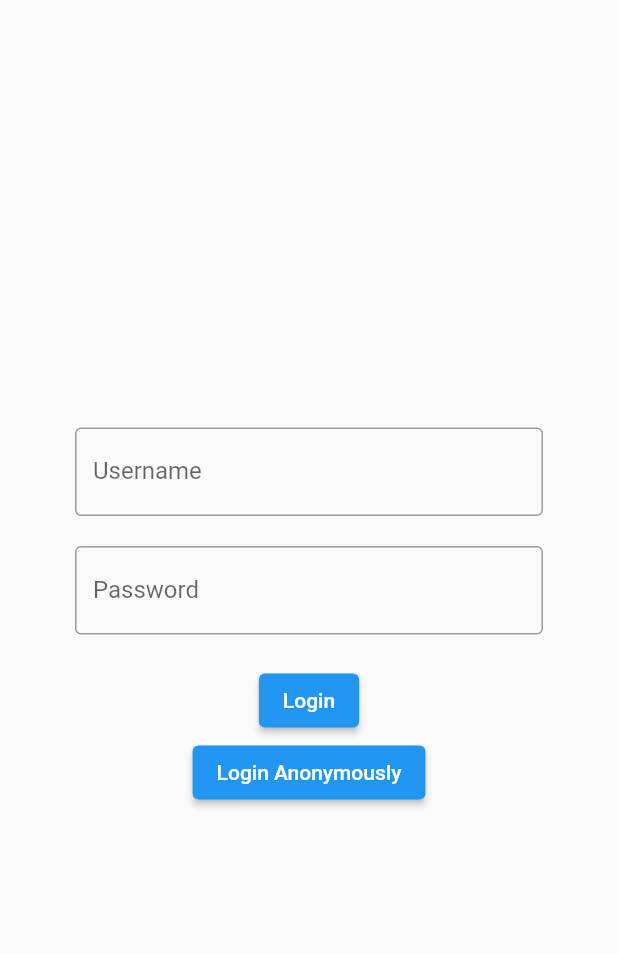
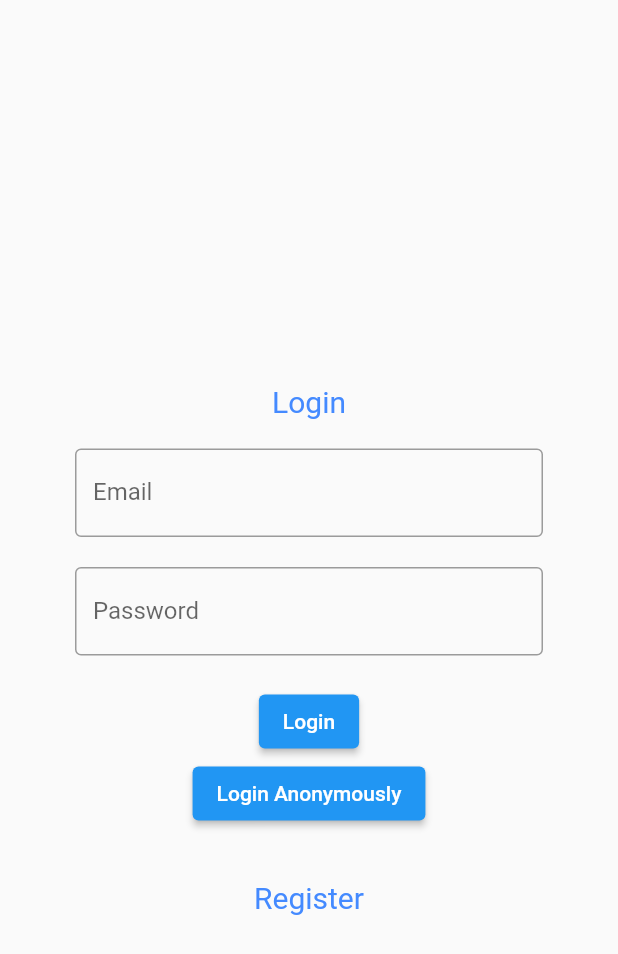
Before and after one commit to Aamer-Ali/my_todo, a Flutter app: the screen it shows after launch, on a phone screen of 412 x 824 dp. Shown: the top 954 px of the screen. Run offline on Flutter 3.47's test engine with Material 2 defaults, Android fonts, the phone set to English and light mode, and no system bars; our stand-ins replace firebase_auth, firebase_core, get; accounts and stored records are empty.

Commit message:
Register with email and password completed.

```diff
--- a/lib/app/modules/authentication/controllers/authentication_controller.dart
+++ b/lib/app/modules/authentication/controllers/authentication_controller.dart
@@ -11,6 +11,7 @@ class AuthenticationController extends GetxController {
   var isPasswordValid = true.obs;
   final AuthenticationServices services = AuthenticationServices();
   var isLoginSuccess = false.obs;
+  var switchView = true.obs;
 
   @override
   void onInit() {
@@ -47,7 +48,16 @@ class AuthenticationController extends GetxController {
   }
 
   Future<UserModel> signInAnon() {
-   return services.signInAnon();
+    return services.signInAnon();
+  }
+
+  Future<UserModel> signInWithEmailPassword() {
+    return null;
+  }
+
+  Future<UserModel> registerWithEmailPassword() {
+    return services.registerWithEmailAndPassword(
+        email: username.value, password: password.value);
   }
 
   Future signOut() async {
--- a/lib/app/modules/authentication/views/authentication_view.dart
+++ b/lib/app/modules/authentication/views/authentication_view.dart
@@ -3,79 +3,49 @@ import 'package:flutter/material.dart';
 import 'package:get/get.dart';
 import 'package:my_todo/app/constants.dart';
 import 'package:my_todo/app/modules/authentication/models/user_model.dart';
+import 'package:my_todo/app/modules/authentication/views/login_view.dart';
+import 'package:my_todo/app/modules/authentication/views/register_view.dart';
 import 'package:my_todo/app/routes/app_pages.dart';
 
 import '../controllers/authentication_controller.dart';
 
 class AuthenticationView extends GetView<AuthenticationController> {
-  var _validate = true;
-
   @override
   Widget build(BuildContext context) {
     return Scaffold(
-      body: Container(
-        padding: EdgeInsets.all(50),
-        height: Constants.getHeight(context),
-        width: Constants.getWidth(context),
+      resizeToAvoidBottomInset: true,
+      body: Center(
+        child: Container(
+          height: Constants.getHeight(context) * 0.5,
           child: Column(
-          crossAxisAlignment: CrossAxisAlignment.center,
-          mainAxisAlignment: MainAxisAlignment.center,
             children: [
-            Obx(() {
-              return TextField(
-                onChanged: (val) {
-                  controller.username.value = val;
+              Expanded(
+                child: Obx(
+                  () {
+                    if (controller.switchView.value) {
+                      return LoginView();
+                    } else {
+                      return RegisterView();
+                    }
                   },
-                decoration: InputDecoration(
-                    border: OutlineInputBorder(),
-                    labelText: "Username",
-                    errorText: controller.isUsernameValid.value
-                        ? null
-                        : "Please Enter Username"),
+                ),
+              ),
+              InkWell(
+                child: Padding(
+                  padding: const EdgeInsets.all(8.0),
+                  child: Obx((){
+                    return Text(
+                      controller.switchView.value ? "Register" : "Login",
+                      style: TextStyle(color: Colors.blueAccent, fontSize: 20),
                     );
                   }),
-            SizedBox(
-              height: 20,
                 ),
-            Obx(() {
-              return TextField(
-                onChanged: (val) {
-                  controller.password.value = val;
+                onTap: () {
+                  controller.switchView.value = !controller.switchView.value;
                 },
-                obscureText: true,
-                decoration: InputDecoration(
-                    border: OutlineInputBorder(),
-                    labelText: "Password",
-                    errorText: controller.isPasswordValid.value
-                        ? null
-                        : "Please Enter Password"),
-              );
-            }),
-            SizedBox(
-              height: 20,
-            ),
-            ElevatedButton(
-              onPressed: () {
-                controller.formValidation();
-                if (controller.isUsernameValid.value &&
-                    controller.isPasswordValid.value) {
-                  print('Validation complete... ');
-                  print('Verification gets started ... ');
-                }
-              },
-              child: Text("Login"),
-            ),
-            ElevatedButton(
-              onPressed: () {
-                controller.signInAnon().then((value) {
-                  if (value.uid != null) {
-                    Get.toNamed(Routes.HOME);
-                  }
-                });
-              },
-              child: Text("Login Anonymously"),
               ),
             ],
+          ),
         ),
       ),
     );
--- /dev/null
+++ b/lib/app/modules/authentication/views/login_view.dart
@@ -0,0 +1,88 @@
+import 'package:flutter/material.dart';
+
+import 'package:get/get.dart';
+import 'package:my_todo/app/modules/authentication/controllers/authentication_controller.dart';
+import 'package:my_todo/app/routes/app_pages.dart';
+
+import '../../../constants.dart';
+
+class LoginView extends GetView<AuthenticationController> {
+  @override
+  Widget build(BuildContext context) {
+    return Scaffold(
+        body: Container(
+          padding: EdgeInsets.all(50),
+          height: Constants.getHeight(context),
+          width: Constants.getWidth(context),
+          child: Column(
+            crossAxisAlignment: CrossAxisAlignment.center,
+            mainAxisAlignment: MainAxisAlignment.center,
+            children: [
+              Text(
+                "Login",
+                style: TextStyle(color: Colors.blueAccent, fontSize: 20),
+              ),
+              SizedBox(
+                height: 20,
+              ),
+              Obx(() {
+                return TextField(
+                  onChanged: (val) {
+                    controller.username.value = val;
+                  },
+                  decoration: InputDecoration(
+                      border: OutlineInputBorder(),
+                      labelText: "Email",
+                      errorText: controller.isUsernameValid.value
+                          ? null
+                          : "Please Enter Username"),
+                );
+              }),
+              SizedBox(
+                height: 20,
+              ),
+              Obx(() {
+                return TextField(
+                  onChanged: (val) {
+                    controller.password.value = val;
+                  },
+                  obscureText: true,
+                  decoration: InputDecoration(
+                      border: OutlineInputBorder(),
+                      labelText: "Password",
+                      errorText: controller.isPasswordValid.value
+                          ? null
+                          : "Please Enter Password"),
+                );
+              }),
+              SizedBox(
+                height: 20,
+              ),
+              ElevatedButton(
+                onPressed: () {
+                  controller.formValidation();
+                  if (controller.isUsernameValid.value &&
+                      controller.isPasswordValid.value) {
+                    controller.signInWithEmailPassword();
+                    print('Validation complete... ');
+                    print('Verification gets started ... ');
+                  }
+                },
+                child: Text("Login"),
+              ),
+              ElevatedButton(
+                onPressed: () {
+                  controller.signInAnon().then((value) {
+                    if (value.uid != null) {
+                      Get.toNamed(Routes.HOME);
+                    }
+                  });
+                },
+                child: Text("Login Anonymously"),
+              ),
+            ],
+          ),
+        ),
+    );
+  }
+}
--- a/lib/main.dart
+++ b/lib/main.dart
@@ -24,6 +24,7 @@ void main() async {
 
   runApp(
     GetMaterialApp(
+      debugShowCheckedModeBanner: false,
       title: "Application",
       // initialRoute: AppPages.INITIAL,
       initialRoute: route,
```
Also changed, not shown: lib/app/modules/authentication/views/register_view.dart (added, +80 -0 lines), lib/app/services/firebase_services/authentication_services.dart (+13 -0 lines). Lines whose indentation alone changed are shown as unchanged.
